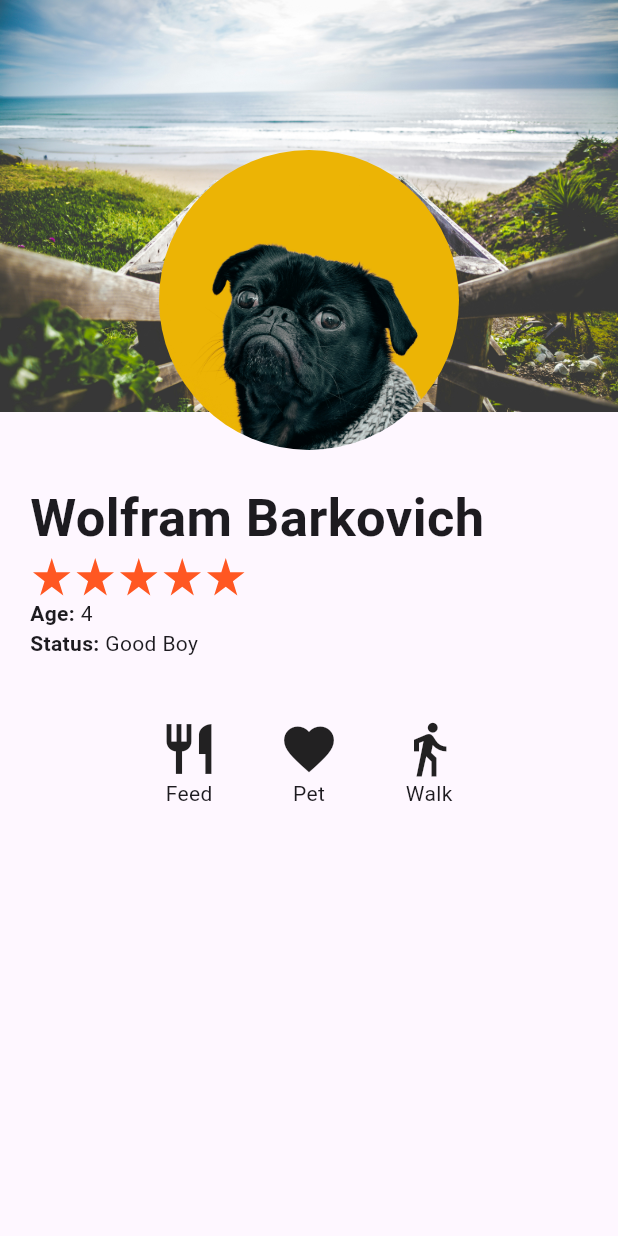
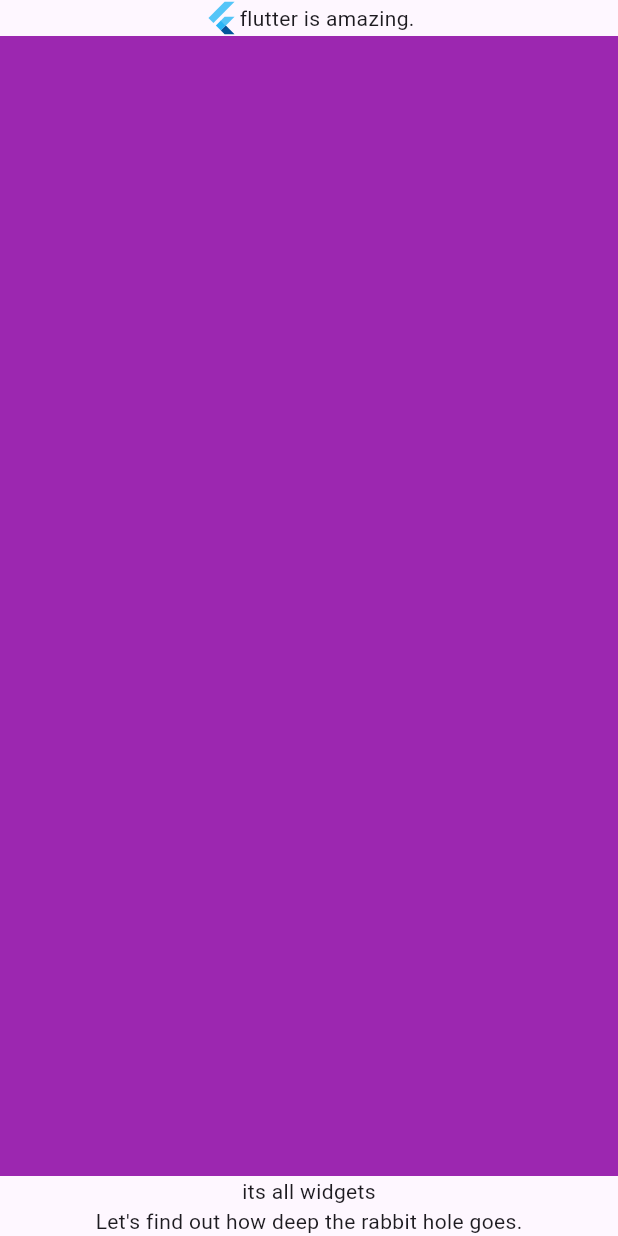
Before and after one commit to MD-DILDAR-MANDAL/learn_flutter, a Flutter app: the screen it shows after launch, on a phone screen of 412 x 824 dp. Run offline on Flutter 3.47's test engine with Material 3 defaults, Android fonts, the phone set to English and light mode, and no system bars.

Commit message:
deep tree

```diff
--- /dev/null
+++ b/lib/deep_tree.dart
@@ -0,0 +1,32 @@
+import 'package:flutter/material.dart';
+
+class DeepTree extends StatelessWidget {
+  const DeepTree({super.key});
+
+  @override
+  Widget build(BuildContext context) {
+    return Scaffold(
+      body:SafeArea(
+        child: Center(
+          child: Column(
+            children:[
+              Row(
+                mainAxisAlignment: MainAxisAlignment.center,
+                children: const[
+                  FlutterLogo(),
+                  Text('flutter is amazing.'),
+                ],
+              ),
+              Expanded(child: Container(
+                color: Colors.purple,
+              ),
+              ),
+              Text('its all widgets'),
+              Text('Let\'s find out how deep the rabbit hole goes.')
+            ],
+          )
+        ),
+      ),
+    );
+  }
+}
--- a/lib/main.dart
+++ b/lib/main.dart
@@ -1,5 +1,5 @@
 import 'package:flutter/material.dart';
-import 'profile_screen.dart';
+import './deep_tree.dart';
 void main() {
   runApp(const MyApp());
 }
@@ -14,7 +14,7 @@ class MyApp extends StatelessWidget {
       theme: ThemeData(
         colorScheme: ColorScheme.fromSeed(seedColor: Colors.deepPurple),
       ),
-      home: const ProfileScreen(),
+      home: const DeepTree(),
 
     );
   }
--- a/lib/profile_screen.dart
+++ /dev/null
@@ -1,106 +0,0 @@
-import 'package:flutter/material.dart';
-import './star.dart';
-
-class ProfileScreen extends StatelessWidget {
-  const ProfileScreen({super.key});
-
-  @override
-  Widget build(BuildContext context) {
-    return Scaffold(
-      body: Stack(
-        children: [
-          Image.asset('assets/beach.jpg'),
-          Transform.translate(
-            offset: const Offset(0, 100),
-            child:Column(
-              children: [
-                ProfileImage(),
-                ProfileDetails(),
-                ProfileActions(),
-              ],
-            )
-          ),
-        ]),
-    );
-  }
-}
-
-class ProfileImage extends StatelessWidget {
-  const ProfileImage({super.key});
-
-  @override
-  Widget build(BuildContext context) {
-    return ClipOval(
-      child: Image.asset(
-        width: 200,
-        height: 200,
-        'assets/dog.jpg',
-        fit:BoxFit.fitWidth,
-      ),
-    );
-  }
-}
-
-class ProfileDetails extends StatelessWidget {
-  const ProfileDetails({super.key});
-
-  @override
-  Widget build(BuildContext context) {
-    return Padding(
-      padding: const EdgeInsets.all(20.0) ,
-      child: Column(
-        crossAxisAlignment: CrossAxisAlignment.start,
-        children: [
-          const Text(
-            'Wolfram Barkovich',
-            style: TextStyle(fontSize: 35,fontWeight: FontWeight.w600),
-          ),
-          const StarRating(
-            value: 5,
-            ),
-          _buildDetailsRow('Age',' 4'),
-          _buildDetailsRow('Status',' Good Boy'),
-        ],
-      ),
-    );
-  }
-  Widget _buildDetailsRow(String heading,String value){
-    return Row(
-      children:[
-        Text(
-          '$heading:',
-          style: const TextStyle(fontWeight: FontWeight.bold),
-        ),
-        Text(value),
-      ],
-    );
-  }
-}
-
-
-class ProfileActions extends StatelessWidget {
-  const ProfileActions({super.key});
-
-  @override
-  Widget build(BuildContext context) {
-    return Row(
-      mainAxisAlignment: MainAxisAlignment.center,
-      children: [
-        _buildIcon(Icons.restaurant,'Feed'),
-        _buildIcon(Icons.favorite,'Pet'),
-        _buildIcon(Icons.directions_walk,'Walk'),
-      ],
-    );
-  }
-  Widget _buildIcon(IconData icon, String text){
-    return Padding(
-      padding: const EdgeInsets.all(20.0),
-      child:Column(
-        children:<Widget>[
-          Icon(icon, size:40),
-          Text(text),
-        ],
-      ),
-    );
-  }
-}
--- a/lib/star.dart
+++ /dev/null
@@ -1,77 +0,0 @@
-import 'package:flutter/material.dart';
-
-class Star extends StatelessWidget {
-  const Star({required this.color, required this.size, super.key});
-  final Color color;
-  final double size;
-
-  @override
-  Widget build(BuildContext context) {
-    return SizedBox(
-      width: size,
-      height: size,
-      child: CustomPaint(
-        painter: _StarPainter(color),
-      ),
-    );
-  }
-}
-
-class _StarPainter extends CustomPainter{
-  _StarPainter(this.color);
-
-  final Color color;
-
-  @override
-  void paint(Canvas canvas, Size size){
-    final paint = Paint()..color = color;
-    final path = Path()
-      ..moveTo(size.width * 0.5, 0)
-      ..lineTo(size.width * 0.618, size.height * 0.382)
-      ..lineTo(size.width, size.height * 0.382)
-      ..lineTo(size.width * 0.691, size.height * 0.618)
-      ..lineTo(size.width * 0.809, size.height)
-      ..lineTo(size.width * 0.5, size.height * 0.7639)
-      ..lineTo(size.width * 0.191, size.height)
-      ..lineTo(size.width * 0.309, size.height * 0.618)
-      ..lineTo(size.width * 0.309, size.height * 0.618)
-      ..lineTo(0, size.height * 0.382)
-      ..lineTo(size.width * 0.382, size.height * 0.382)
-      ..close();
-    canvas.drawPath(path,paint);
-  }
-
-  @override
-  bool shouldRepaint(CustomPainter oldDelegate){
-    return false;
-  }
-}
-
-
-class StarRating extends StatelessWidget {
-  const StarRating ({
-    super.key,
-    required this. value,
-    this.color = Colors.deepOrange,
-    this.starSize = 25,
-  });
-
-  final Color color;
-  final int value;
-  final double starSize;
-  @override
-  Widget build(BuildContext context) {
-    return Row(
-      children: List.generate(
-        value,
-        (_) => Padding(
-          padding: const EdgeInsets.all(2.0),
-          child: Star(
-            color: color,
-            size: starSize,
-          ),
-        ),
-      ),
-    );
-  }
-}
```
